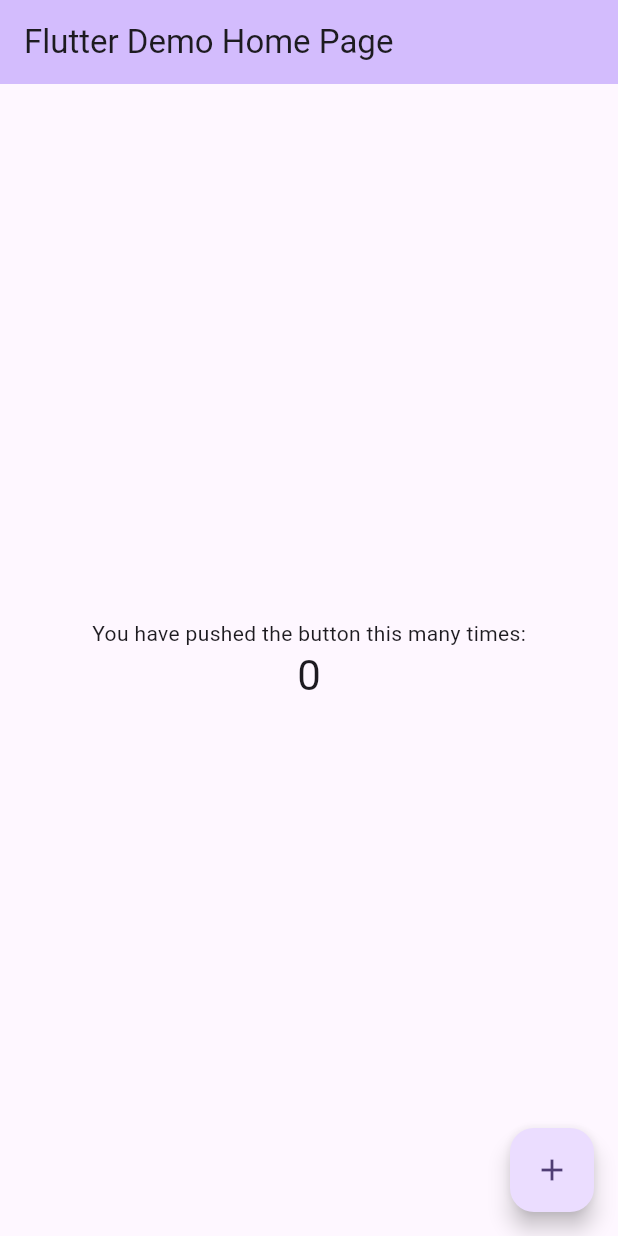
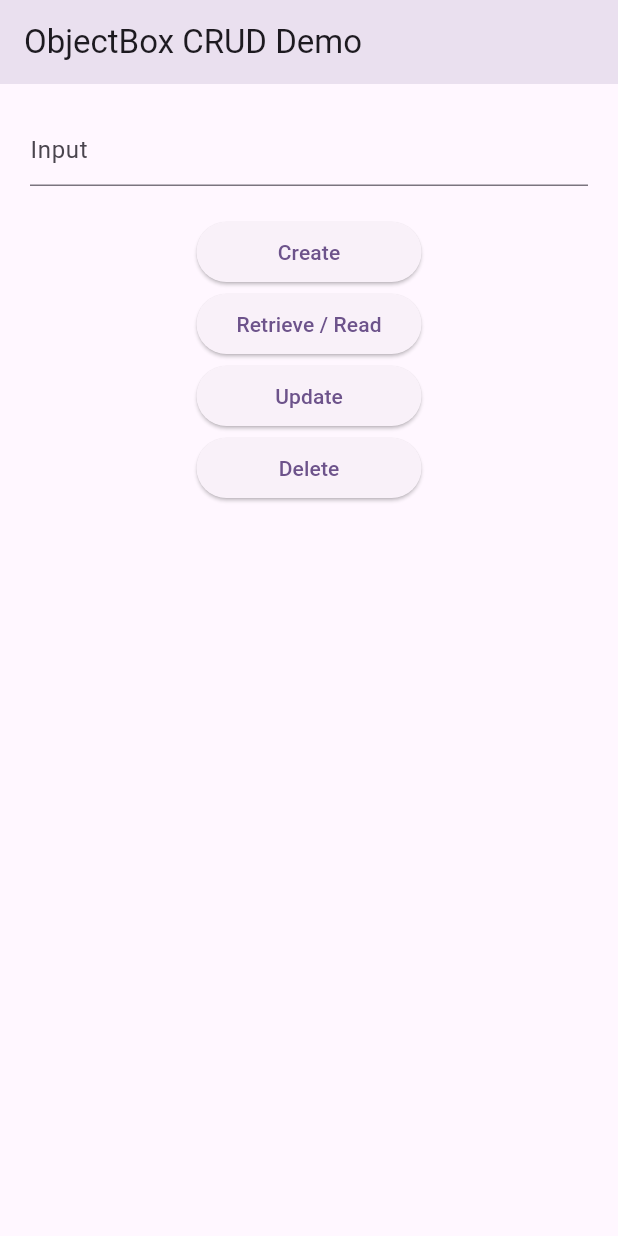
Before and after one commit to khanifzyen/project_objectbox, a Flutter app: the screen it shows after launch, on a phone screen of 412 x 824 dp. Run offline on Flutter 3.47's test engine with Material 3 defaults, Android fonts, the phone set to English and light mode, and no system bars.

Commit message:
add starting code

```diff
--- a/lib/main.dart
+++ b/lib/main.dart
@@ -1,125 +1,62 @@
 import 'package:flutter/material.dart';
 
 void main() {
-  runApp(const MyApp());
+  runApp(MainApp());
 }
 
-class MyApp extends StatelessWidget {
-  const MyApp({super.key});
+class MainApp extends StatelessWidget {
+  MainApp({super.key});
 
-  // This widget is the root of your application.
+  final TextEditingController inputController = TextEditingController();
+
   @override
   Widget build(BuildContext context) {
     return MaterialApp(
-      title: 'Flutter Demo',
       theme: ThemeData(
-        // This is the theme of your application.
-        //
-        // TRY THIS: Try running your application with "flutter run". You'll see
-        // the application has a purple toolbar. Then, without quitting the app,
-        // try changing the seedColor in the colorScheme below to Colors.green
-        // and then invoke "hot reload" (save your changes or press the "hot
-        // reload" button in a Flutter-supported IDE, or press "r" if you used
-        // the command line to start the app).
-        //
-        // Notice that the counter didn't reset back to zero; the application
-        // state is not lost during the reload. To reset the state, use hot
-        // restart instead.
-        //
-        // This works for code too, not just values: Most code changes can be
-        // tested with just a hot reload.
-        colorScheme: ColorScheme.fromSeed(seedColor: Colors.deepPurple),
+        colorScheme: ColorScheme.fromSeed(seedColor: const Color(0xffad68ff)),
         useMaterial3: true,
       ),
-      home: const MyHomePage(title: 'Flutter Demo Home Page'),
+      home: Scaffold(
+        appBar: AppBar(
+          title: const Text('ObjectBox CRUD Demo'),
+          elevation: 12,
+        ),
+        body: ListView(
+          children: [
+            Column(
+              children: [
+                Padding(
+                  padding: const EdgeInsets.all(20),
+                  child: TextField(
+                    controller: inputController,
+                    decoration: const InputDecoration(hintText: 'Input'),
+                  ),
+                ),
+                SizedBox(
+                  width: 150,
+                  child: ElevatedButton(
+                      onPressed: () {}, child: const Text('Create')),
+                ),
+                SizedBox(
+                  width: 150,
+                  child: ElevatedButton(
+                      onPressed: () {}, child: const Text('Retrieve / Read')),
+                ),
+                SizedBox(
+                  width: 150,
+                  child: ElevatedButton(
+                      onPressed: () {}, child: const Text('Update')),
+                ),
+                SizedBox(
+                  width: 150,
+                  child: ElevatedButton(
+                      onPressed: () {}, child: const Text('Delete')),
+                )
+              ],
+            )
+          ],
+        ),
+      ),
     );
   }
 }
-
-class MyHomePage extends StatefulWidget {
-  const MyHomePage({super.key, required this.title});
-
-  // This widget is the home page of your application. It is stateful, meaning
-  // that it has a State object (defined below) that contains fields that affect
-  // how it looks.
-
-  // This class is the configuration for the state. It holds the values (in this
-  // case the title) provided by the parent (in this case the App widget) and
-  // used by the build method of the State. Fields in a Widget subclass are
-  // always marked "final".
-
-  final String title;
-
-  @override
-  State<MyHomePage> createState() => _MyHomePageState();
-}
-
-class _MyHomePageState extends State<MyHomePage> {
-  int _counter = 0;
-
-  void _incrementCounter() {
-    setState(() {
-      // This call to setState tells the Flutter framework that something has
-      // changed in this State, which causes it to rerun the build method below
-      // so that the display can reflect the updated values. If we changed
-      // _counter without calling setState(), then the build method would not be
-      // called again, and so nothing would appear to happen.
-      _counter++;
-    });
-  }
-
-  @override
-  Widget build(BuildContext context) {
-    // This method is rerun every time setState is called, for instance as done
-    // by the _incrementCounter method above.
-    //
-    // The Flutter framework has been optimized to make rerunning build methods
-    // fast, so that you can just rebuild anything that needs updating rather
-    // than having to individually change instances of widgets.
-    return Scaffold(
-      appBar: AppBar(
-        // TRY THIS: Try changing the color here to a specific color (to
-        // Colors.amber, perhaps?) and trigger a hot reload to see the AppBar
-        // change color while the other colors stay the same.
-        backgroundColor: Theme.of(context).colorScheme.inversePrimary,
-        // Here we take the value from the MyHomePage object that was created by
-        // the App.build method, and use it to set our appbar title.
-        title: Text(widget.title),
-      ),
-      body: Center(
-        // Center is a layout widget. It takes a single child and positions it
-        // in the middle of the parent.
-        child: Column(
-          // Column is also a layout widget. It takes a list of children and
-          // arranges them vertically. By default, it sizes itself to fit its
-          // children horizontally, and tries to be as tall as its parent.
-          //
-          // Column has various properties to control how it sizes itself and
-          // how it positions its children. Here we use mainAxisAlignment to
-          // center the children vertically; the main axis here is the vertical
-          // axis because Columns are vertical (the cross axis would be
-          // horizontal).
-          //
-          // TRY THIS: Invoke "debug painting" (choose the "Toggle Debug Paint"
-          // action in the IDE, or press "p" in the console), to see the
-          // wireframe for each widget.
-          mainAxisAlignment: MainAxisAlignment.center,
-          children: <Widget>[
-            const Text(
-              'You have pushed the button this many times:',
-            ),
-            Text(
-              '$_counter',
-              style: Theme.of(context).textTheme.headlineMedium,
-            ),
-          ],
-        ),
-      ),
-      floatingActionButton: FloatingActionButton(
-        onPressed: _incrementCounter,
-        tooltip: 'Increment',
-        child: const Icon(Icons.add),
-      ), // This trailing comma makes auto-formatting nicer for build methods.
-    );
-  }
-}
```
Also changed, not shown: 2 other files.
